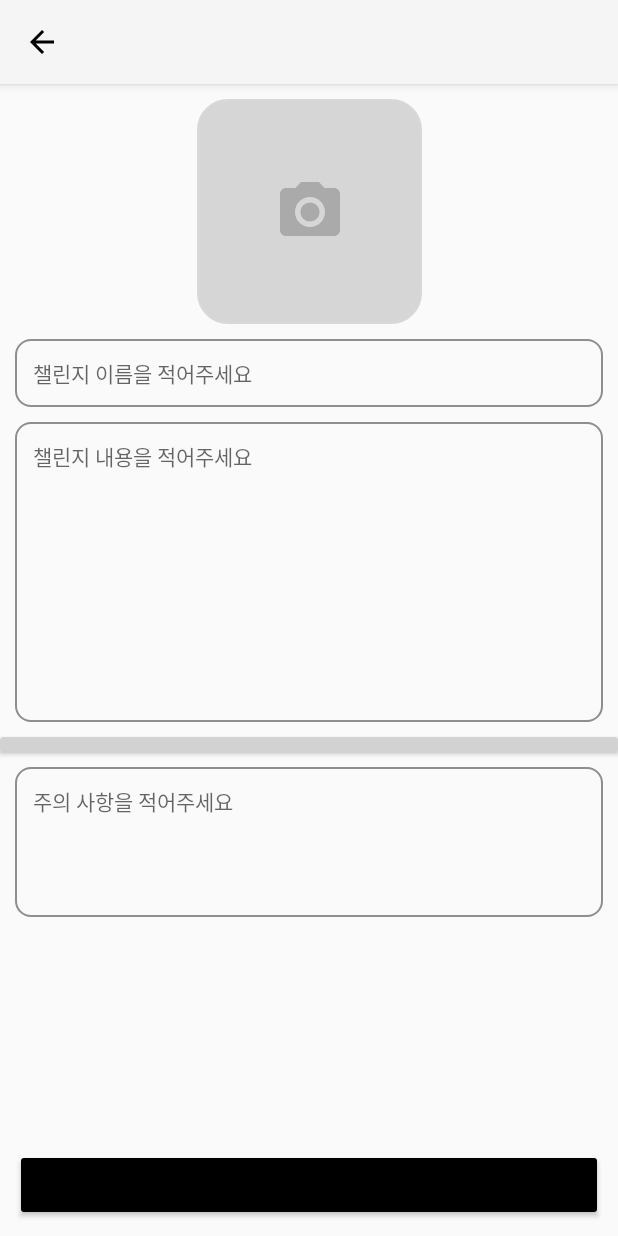
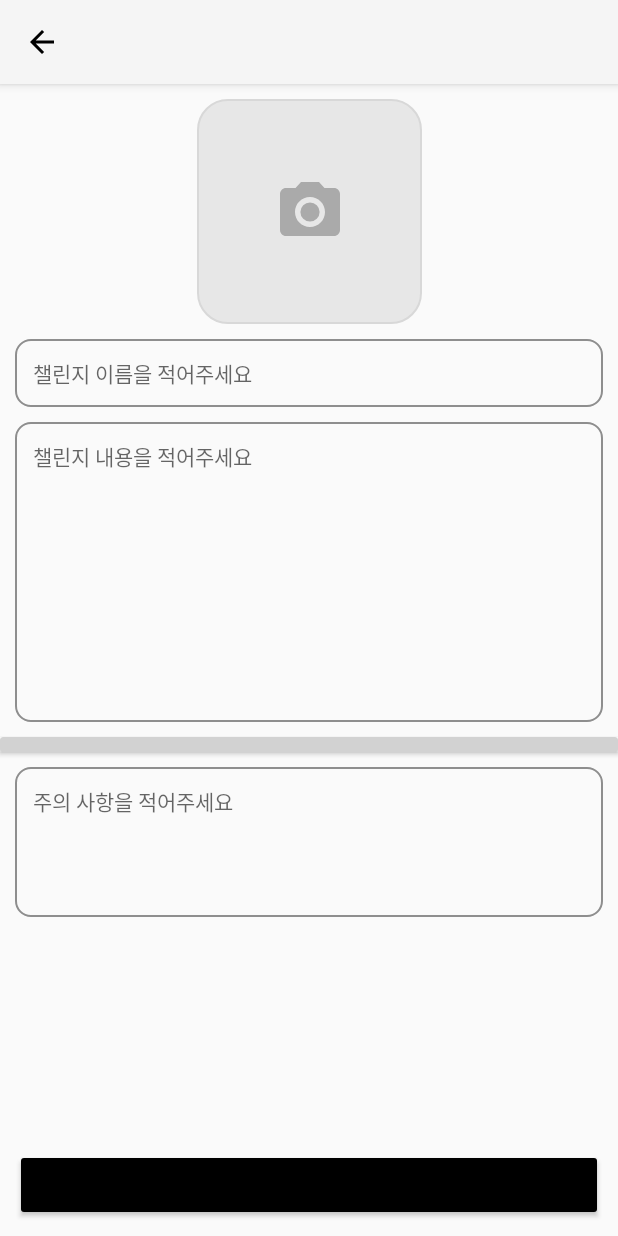
Before and after one commit to Eco-Mate/EcoMate-Client, an Android app: the EditChallengeActivity screen opened directly, with no data from a screen before it, on a phone screen of 412 x 824 dp. Run offline under Robolectric (Android 15) with nearby library versions, the phone set to English and light mode, and no system bars; network calls fail.

```diff
--- a/app/src/main/AndroidManifest.xml
+++ b/app/src/main/AndroidManifest.xml
@@ -3,6 +3,7 @@
     xmlns:tools="http://schemas.android.com/tools">
     <uses-permission android:name="android.permission.INTERNET" />
     <application
+        android:name=".ApplicationClass"
         android:allowBackup="true"
         android:dataExtractionRules="@xml/data_extraction_rules"
         android:fullBackupContent="@xml/backup_rules"
@@ -11,6 +12,7 @@
         android:roundIcon="@mipmap/ic_launcher_round"
         android:supportsRtl="true"
         android:theme="@style/Theme.EcoMate"
+        android:usesCleartextTraffic="true"
         tools:targetApi="31">
         <activity
             android:name=".MainActivity"
--- a/app/src/main/java/com/example/ecomate/ApplicationClass.kt
+++ b/app/src/main/java/com/example/ecomate/ApplicationClass.kt
@@ -1,6 +1,7 @@
 package com.example.ecomate
 
 import android.app.Application
+import android.util.Log
 import com.google.gson.Gson
 import com.google.gson.GsonBuilder
 import okhttp3.OkHttpClient
@@ -11,7 +12,7 @@ import java.util.concurrent.TimeUnit
 class ApplicationClass : Application() {
 
     companion object {
-        const val SERVER_URL = "http://15.164.103.242:8081/api"
+        const val SERVER_URL = "http://15.164.103.242:8081/api/"
         lateinit var retrofit: Retrofit
 
     }
@@ -27,6 +28,7 @@ class ApplicationClass : Application() {
             .addConverterFactory(GsonConverterFactory.create(gson))
             .client(okHttpClient)
             .build()
+        Log.e("싸피", retrofit.toString())
     }
 
     private val gson: Gson = GsonBuilder()
--- a/app/src/main/java/com/example/ecomate/MainActivity.kt
+++ b/app/src/main/java/com/example/ecomate/MainActivity.kt
@@ -6,7 +6,6 @@ import android.util.Log
 import com.example.ecomate.databinding.ActivityMainBinding
 import com.example.ecomate.fragment.ChatFragment
 import com.example.ecomate.fragment.CommunityFragment
-import com.example.ecomate.fragment.HomeFragment
 import com.example.ecomate.fragment.MapFragment
 import com.example.ecomate.fragment.MyProfileFragment
 import com.example.ecomate.ui.challenge.HomeFragment
--- a/app/src/main/java/com/example/ecomate/network/ChallengeApi.kt
+++ b/app/src/main/java/com/example/ecomate/network/ChallengeApi.kt
@@ -2,7 +2,6 @@ package com.example.ecomate.network
 
 import com.example.ecomate.model.Challenge
 import retrofit2.http.GET
-import retrofit2.http.POST
 import retrofit2.http.Path
 
 interface ChallengeApi {
--- a/app/src/main/res/drawable/image_pick.xml
+++ b/app/src/main/res/drawable/image_pick.xml
@@ -11,7 +11,7 @@
         android:topLeftRadius="20dp"
         android:topRightRadius="20dp"/>
     <solid
-        android:color="@color/gray"/>
+        android:color="@color/gray_3"/>
 
 
 </shape>
--- a/app/src/main/res/layout/activity_challenge_detail.xml
+++ b/app/src/main/res/layout/activity_challenge_detail.xml
@@ -58,7 +58,6 @@
         android:layout_height="wrap_content"
         android:layout_marginTop="5dp"
         android:textSize="10sp"
-
         app:layout_constraintEnd_toEndOf="@id/challengeProgressBar"
         app:layout_constraintTop_toBottomOf="@id/challengeProgressBar"
         tools:text="30% 달성 (18회/60회)" />
@@ -121,6 +120,7 @@
         android:layout_margin="10dp"
         android:backgroundTint="@color/black"
         android:text="도전하기"
+        android:textColor="@color/white"
         app:layout_constraintBottom_toBottomOf="parent"
         app:layout_constraintEnd_toEndOf="parent" />
 </androidx.constraintlayout.widget.ConstraintLayout>
```
Also changed, not shown: app/src/main/res/layout/fragment_home.xml (+6 -8 lines).
